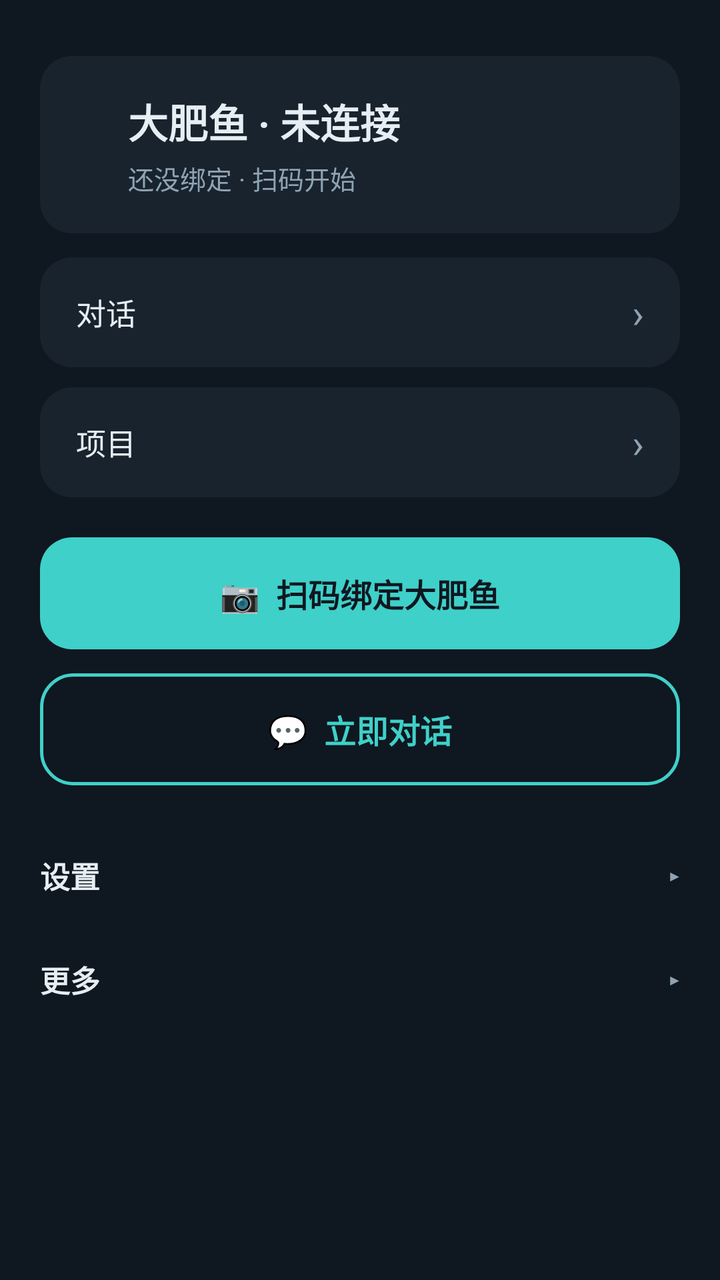
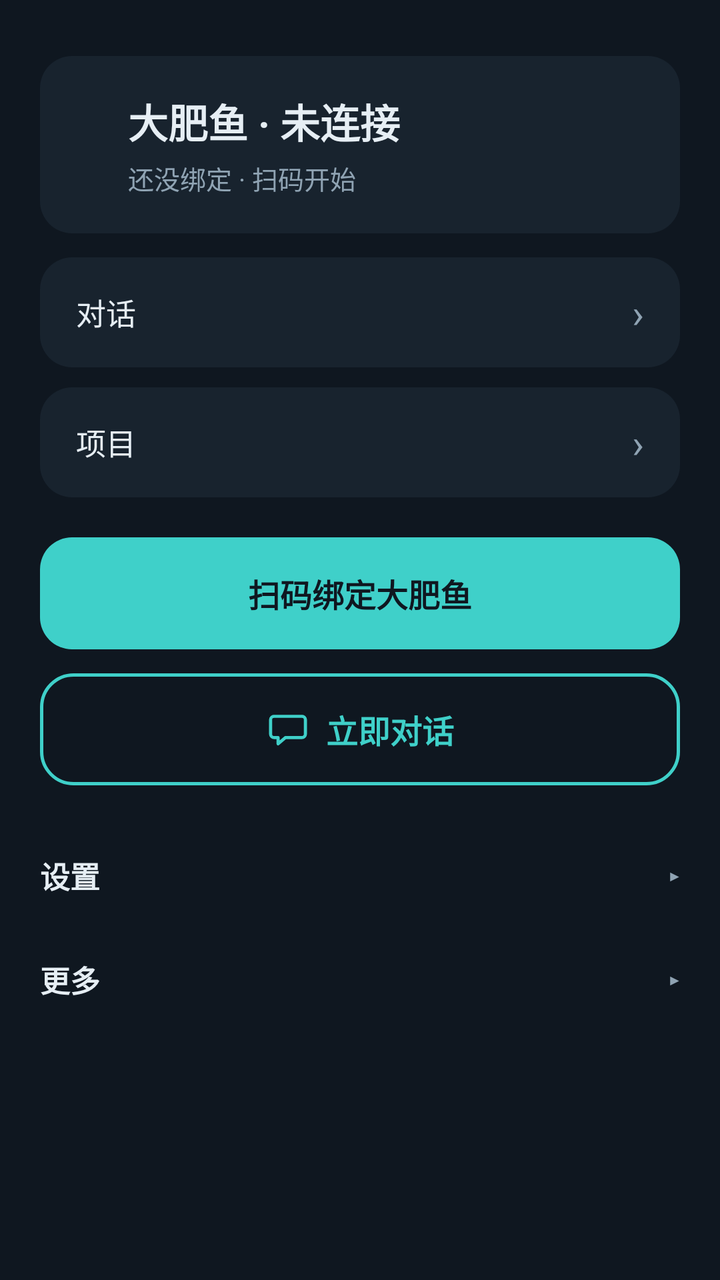

An Android layout rendered at two revisions. The XML below is the earlier revision; the diff shows what the commit changed to produce the second picture.
<!-- AndroidManifest.xml: application theme AppTheme -->
<!-- res/layout/activity_main.xml -->
<?xml version="1.0" encoding="utf-8"?>
<ScrollView xmlns:android="http://schemas.android.com/apk/res/android"
    android:id="@+id/rootScroll"
    android:layout_width="match_parent"
    android:layout_height="match_parent"
    android:background="@color/pet_bg"
    android:fillViewport="true">

    <LinearLayout
        android:layout_width="match_parent"
        android:layout_height="wrap_content"
        android:orientation="vertical"
        android:paddingStart="20dp"
        android:paddingTop="28dp"
        android:paddingEnd="20dp"
        android:paddingBottom="24dp">

        
        <LinearLayout
            android:layout_width="match_parent"
            android:layout_height="wrap_content"
            android:background="@drawable/bg_card"
            android:gravity="center_vertical"
            android:orientation="horizontal"
            android:padding="18dp">

            <View
                android:id="@+id/statusDot"
                android:layout_width="14dp"
                android:layout_height="14dp" />

            <LinearLayout
                android:layout_width="0dp"
                android:layout_height="wrap_content"
                android:layout_marginStart="12dp"
                android:layout_weight="1"
                android:orientation="vertical">

                <TextView
                    android:id="@+id/statusTitle"
                    android:layout_width="match_parent"
                    android:layout_height="wrap_content"
                    android:text="大肥鱼 · 未连接"
                    android:textColor="@color/pet_text"
                    android:textSize="20sp"
                    android:textStyle="bold" />

                <TextView
                    android:id="@+id/statusHost"
                    android:layout_width="match_parent"
                    android:layout_height="wrap_content"
                    android:layout_marginTop="4dp"
                    android:text="还没绑定 · 扫码开始"
                    android:textColor="@color/pet_text_dim"
                    android:textSize="13sp" />

                <TextView
                    android:id="@+id/statusProject"
                    android:layout_width="match_parent"
                    android:layout_height="wrap_content"
                    android:layout_marginTop="2dp"
                    android:textColor="@color/pet_accent"
                    android:textSize="13sp"
                    android:visibility="gone" />
            </LinearLayout>
        </LinearLayout>

        
        <LinearLayout
            android:id="@+id/historyRow"
            android:layout_width="match_parent"
            android:layout_height="wrap_content"
            android:layout_marginTop="12dp"
            android:background="@drawable/bg_card"
            android:clickable="true"
            android:focusable="true"
            android:gravity="center_vertical"
            android:orientation="horizontal"
            android:paddingStart="18dp"
            android:paddingTop="14dp"
            android:paddingEnd="18dp"
            android:paddingBottom="14dp">

            <TextView
                android:layout_width="0dp"
                android:layout_height="wrap_content"
                android:layout_weight="1"
                android:text="对话"
                android:textColor="@color/pet_text"
                android:textSize="15sp" />

            <TextView
                android:id="@+id/historyCount"
                android:layout_width="wrap_content"
                android:layout_height="wrap_content"
                android:layout_marginEnd="6dp"
                android:textColor="@color/pet_hint"
                android:textSize="13sp" />

            <TextView
                android:layout_width="wrap_content"
                android:layout_height="wrap_content"
                android:text="\u203a"
                android:textColor="@color/pet_text_dim"
                android:textSize="20sp" />
        </LinearLayout>

        
        <LinearLayout
            android:id="@+id/projectsRow"
            android:layout_width="match_parent"
            android:layout_height="wrap_content"
            android:layout_marginTop="10dp"
            android:background="@drawable/bg_card"
            android:clickable="true"
            android:focusable="true"
            android:gravity="center_vertical"
            android:orientation="horizontal"
            android:paddingStart="18dp"
            android:paddingTop="14dp"
            android:paddingEnd="18dp"
            android:paddingBottom="14dp">

            <TextView
                android:layout_width="0dp"
                android:layout_height="wrap_content"
                android:layout_weight="1"
                android:text="项目"
                android:textColor="@color/pet_text"
                android:textSize="15sp" />

            <TextView
                android:layout_width="wrap_content"
                android:layout_height="wrap_content"
                android:text="\u203a"
                android:textColor="@color/pet_text_dim"
                android:textSize="20sp" />
        </LinearLayout>

        <LinearLayout
            android:id="@+id/permBox"
            android:visibility="gone"
            android:layout_width="match_parent"
            android:layout_height="wrap_content"
            android:layout_marginTop="14dp"
            android:background="@drawable/bg_card"
            android:orientation="vertical">

            <TextView
            android:id="@+id/permOverlay"
            android:layout_width="match_parent"
            android:layout_height="wrap_content"
            android:clickable="true"
            android:focusable="true"
            android:padding="14dp"
            android:text="开启悬浮窗权限"
            android:textColor="@color/pet_text"
            android:textSize="13sp" />

            <TextView
            android:id="@+id/permMic"
            android:layout_width="match_parent"
            android:layout_height="wrap_content"
            android:clickable="true"
            android:focusable="true"
            android:padding="14dp"
            android:text="开启麦克风权限"
            android:textColor="@color/pet_text"
            android:textSize="13sp" />
        </LinearLayout>

        
        <Button
            android:id="@+id/scanBtn"
            android:layout_width="match_parent"
            android:layout_height="wrap_content"
                android:minHeight="56dp"
            android:layout_marginTop="20dp"
            android:background="@drawable/bg_btn_primary"
            android:stateListAnimator="@null"
            android:text="📷  扫码绑定大肥鱼"
            android:textAllCaps="false"
            android:textColor="@color/pet_bg"
            android:textSize="16sp"
            android:textStyle="bold" />

        <Button
            android:id="@+id/launchBtn"
            android:layout_width="match_parent"
            android:layout_height="wrap_content"
                android:minHeight="56dp"
            android:layout_marginTop="12dp"
            android:background="@drawable/bg_btn_outline"
            android:stateListAnimator="@null"
            android:text="💬  立即对话"
            android:textAllCaps="false"
            android:textColor="@color/pet_accent"
            android:textSize="16sp"
            android:textStyle="bold" />

        
        <LinearLayout
            android:id="@+id/settingsHeader"
            android:layout_width="match_parent"
            android:layout_height="wrap_content"
            android:layout_marginTop="22dp"
            android:clickable="true"
            android:focusable="true"
            android:gravity="center_vertical"
            android:orientation="horizontal"
            android:paddingTop="12dp"
            android:paddingBottom="12dp">

            <TextView
                android:layout_width="0dp"
                android:layout_height="wrap_content"
                android:layout_weight="1"
                android:text="设置"
                android:textColor="@color/pet_text"
                android:textSize="15sp"
                android:textStyle="bold" />

            <TextView
                android:id="@+id/settingsArrow"
                android:layout_width="wrap_content"
                android:layout_height="wrap_content"
                android:text="▸"
                android:textColor="@color/pet_text_dim"
                android:textSize="15sp" />
        </LinearLayout>

        <LinearLayout
            android:id="@+id/settingsBody"
            android:layout_width="match_parent"
            android:layout_height="wrap_content"
            android:orientation="vertical"
            android:visibility="gone">

            <TextView
                android:layout_width="match_parent"
                android:layout_height="wrap_content"
                android:text="音色"
                android:textColor="@color/pet_text_dim"
                android:textSize="13sp" />

            <Spinner
                android:id="@+id/presetSpinner"
                android:layout_width="match_parent"
                android:layout_height="wrap_content"
                android:minHeight="48dp"
                android:layout_marginTop="6dp"
                android:background="@drawable/bg_input"
                android:paddingStart="12dp"
                android:paddingEnd="12dp" />

            <TextView
                android:layout_width="match_parent"
                android:layout_height="wrap_content"
                android:layout_marginTop="14dp"
                android:text="称呼"
                android:textColor="@color/pet_text_dim"
                android:textSize="13sp" />

            <EditText
                android:id="@+id/wakeNameInput"
                android:layout_width="match_parent"
                android:layout_height="wrap_content"
                android:minHeight="48dp"
                android:layout_marginTop="6dp"
                android:background="@drawable/bg_input"
                android:hint="大肥鱼"
                android:inputType="textPersonName"
                android:maxLength="4"
                android:maxLines="1"
                android:paddingStart="12dp"
                android:paddingEnd="12dp"
                android:textColor="@color/pet_text"
                android:textColorHint="@color/pet_hint"
                android:textSize="14sp" />

            <TextView
                android:layout_width="match_parent"
                android:layout_height="wrap_content"
                android:layout_marginTop="14dp"
                android:text="精灵大小"
                android:textColor="@color/pet_text_dim"
                android:textSize="13sp" />

            <Spinner
                android:id="@+id/spriteSpinner"
                android:layout_width="match_parent"
                android:layout_height="wrap_content"
                android:minHeight="48dp"
                android:layout_marginTop="6dp"
                android:background="@drawable/bg_input"
                android:paddingStart="12dp"
                android:paddingEnd="12dp" />

            <TextView
                android:layout_width="match_parent"
                android:layout_height="wrap_content"
                android:layout_marginTop="14dp"
                android:text="形象"
                android:textColor="@color/pet_text_dim"
                android:textSize="13sp" />

            <Spinner
                android:id="@+id/outfitSpinner"
                android:layout_width="match_parent"
                android:layout_height="wrap_content"
                android:minHeight="48dp"
                android:layout_marginTop="6dp"
                android:background="@drawable/bg_input"
                android:paddingStart="12dp"
                android:paddingEnd="12dp" />

            <LinearLayout
                android:id="@+id/displayModeRow"
                android:layout_width="match_parent"
                android:layout_height="wrap_content"
                android:layout_marginTop="14dp"
                android:background="@drawable/bg_input"
                android:clickable="true"
                android:focusable="true"
                android:orientation="vertical"
                android:paddingStart="12dp"
                android:paddingTop="10dp"
                android:paddingEnd="12dp"
                android:paddingBottom="10dp">

                <TextView
                    android:layout_width="match_parent"
                    android:layout_height="wrap_content"
                    android:text="显示方式"
                    android:textColor="@color/pet_text"
                    android:textSize="14sp" />

                <TextView
                    android:id="@+id/displayModeValue"
                    android:layout_width="match_parent"
                    android:layout_height="wrap_content"
                    android:layout_marginTop="2dp"
                    android:textColor="@color/pet_hint"
                    android:textSize="12sp" />
            </LinearLayout>

            <TextView
                android:layout_width="match_parent"
                android:layout_height="wrap_content"
                android:layout_marginTop="14dp"
                android:text="电脑地址"
                android:textColor="@color/pet_text_dim"
                android:textSize="13sp" />

            <EditText
                android:id="@+id/hostInput"
                android:layout_width="match_parent"
                android:layout_height="wrap_content"
                android:minHeight="48dp"
                android:layout_marginTop="6dp"
                android:background="@drawable/bg_input"
                android:hint="https://电脑地址:8443/"
                android:inputType="textUri"
                android:maxLines="1"
                android:paddingStart="12dp"
                android:paddingEnd="12dp"
                android:textColor="@color/pet_text"
                android:textColorHint="@color/pet_hint"
                android:textSize="13sp" />

            <TextView
                android:layout_width="match_parent"
                android:layout_height="wrap_content"
                android:layout_marginTop="4dp"
                android:text=""
                android:visibility="gone"
                android:textColor="@color/pet_hint"
                android:textSize="13sp" />

            <CheckBox
                android:id="@+id/wakeCheck"
                android:layout_width="match_parent"
                android:layout_height="wrap_content"
                android:layout_marginTop="8dp"
                android:buttonTint="@color/pet_accent"
                android:text="常听唤醒（叫名字就应）"
                android:textColor="@color/pet_text"
                android:textSize="13sp" />

            <TextView
                android:id="@+id/wakeHint"
                android:layout_width="match_parent"
                android:layout_height="wrap_content"
                android:layout_marginTop="2dp"
                android:layout_marginStart="12dp"
                android:text=""
                android:visibility="gone"
                android:textColor="@color/pet_hint"
                android:textSize="12sp" />


            <Button
                android:id="@+id/saveBtn"
                android:layout_width="match_parent"
                android:layout_height="wrap_content"
                android:minHeight="48dp"
                android:layout_marginTop="12dp"
                android:background="@drawable/bg_btn_primary"
                android:stateListAnimator="@null"
                android:text="保存设置"
                android:textAllCaps="false"
                android:textColor="@color/pet_bg"
                android:textSize="14sp"
                android:textStyle="bold" />
        </LinearLayout>

        
        <LinearLayout
            android:id="@+id/moreHeader"
            android:layout_width="match_parent"
            android:layout_height="wrap_content"
            android:layout_marginTop="6dp"
            android:clickable="true"
            android:focusable="true"
            android:gravity="center_vertical"
            android:orientation="horizontal"
            android:paddingTop="12dp"
            android:paddingBottom="12dp">

            <TextView
                android:layout_width="0dp"
                android:layout_height="wrap_content"
                android:layout_weight="1"
                android:text="更多"
                android:textColor="@color/pet_text"
                android:textSize="15sp"
                android:textStyle="bold" />

            <TextView
                android:id="@+id/moreArrow"
                android:layout_width="wrap_content"
                android:layout_height="wrap_content"
                android:text="▸"
                android:textColor="@color/pet_text_dim"
                android:textSize="15sp" />
        </LinearLayout>

        <LinearLayout
            android:id="@+id/moreBody"
            android:layout_width="match_parent"
            android:layout_height="wrap_content"
            android:orientation="vertical"
            android:visibility="gone">

                        

            

            <CheckBox
                android:id="@+id/autoStartCheck"
                android:layout_width="match_parent"
                android:layout_height="wrap_content"
                android:layout_marginTop="8dp"
                android:buttonTint="@color/pet_accent"
                android:text="开机自启"
                android:textColor="@color/pet_text"
                android:textSize="13sp" />

            <CheckBox
                android:id="@+id/bubbleCheck"
                android:layout_width="match_parent"
                android:layout_height="wrap_content"
                android:buttonTint="@color/pet_accent"
                android:text="气泡"
                android:textColor="@color/pet_text"
                android:textSize="13sp" />

            <Button
                android:id="@+id/permBtn"
                android:layout_width="match_parent"
                android:layout_height="wrap_content"
                android:layout_marginTop="8dp"
                android:minHeight="44dp"
                android:background="@drawable/bg_btn_ghost"
                android:stateListAnimator="@null"
                android:text="去授权"
                android:textAllCaps="false"
                android:textColor="@color/pet_accent"
                android:textSize="13sp" />

            <Button
                android:id="@+id/stopBtn"
                android:layout_width="match_parent"
                android:layout_height="wrap_content"
                android:minHeight="44dp"
                android:layout_marginTop="8dp"
                android:background="@drawable/bg_btn_ghost"
                android:stateListAnimator="@null"
                android:text="退出"
                android:textAllCaps="false"
                android:textColor="@color/pet_text_dim"
                android:textSize="13sp" />

            

            <Button
                android:id="@+id/diagBtn"
                android:layout_width="match_parent"
                android:layout_height="wrap_content"
                android:minHeight="44dp"
                android:layout_marginTop="8dp"
                android:background="@drawable/bg_btn_ghost"
                android:stateListAnimator="@null"
                android:text="诊断"
                android:textAllCaps="false"
                android:textColor="@color/pet_accent"
                android:textSize="13sp" />

            <Button
                android:id="@+id/checkUpdateBtn"
                android:layout_width="match_parent"
                android:layout_height="wrap_content"
                android:minHeight="44dp"
                android:layout_marginTop="8dp"
                android:background="@drawable/bg_btn_ghost"
                android:stateListAnimator="@null"
                android:text="检查更新"
                android:textAllCaps="false"
                android:textColor="@color/pet_accent"
                android:textSize="13sp" />

            <TextView
                android:id="@+id/updateState"
                android:layout_width="match_parent"
                android:layout_height="wrap_content"
                android:layout_marginTop="6dp"
                android:textColor="@color/pet_hint"
                android:textSize="12sp" />


            <LinearLayout
                android:id="@+id/updateRow"
                android:layout_width="match_parent"
                android:layout_height="wrap_content"
                android:layout_marginTop="8dp"
                android:background="@drawable/bg_btn_outline"
                android:gravity="center_vertical"
                android:orientation="horizontal"
                android:padding="12dp"
                android:visibility="gone">

                <TextView
                    android:id="@+id/updateRowText"
                    android:layout_width="0dp"
                    android:layout_height="wrap_content"
                    android:layout_weight="1"
                    android:text="有新版本"
                    android:textColor="@color/pet_accent"
                    android:textSize="13sp" />

                <TextView
                    android:layout_width="wrap_content"
                    android:layout_height="wrap_content"
                    android:text="\u203a"
                    android:textColor="@color/pet_accent"
                    android:textSize="16sp" />
            </LinearLayout>


            <TextView
                android:id="@+id/report"
                android:layout_width="match_parent"
                android:layout_height="wrap_content"
                android:layout_marginTop="14dp"
                android:background="@drawable/bg_card"
                android:padding="12dp"
                android:textColor="@color/pet_text_dim"
                android:textIsSelectable="true"
                android:textSize="12sp"
                android:visibility="gone" />
        </LinearLayout>

    </LinearLayout>
</ScrollView>
<!-- resources referenced by this layout -->
<resources>
  <color name="pet_accent">#3FD0C9</color>
  <color name="pet_bg">#0F1720</color>
  <color name="pet_hint">#6B7C8C</color>
  <color name="pet_text">#E6EEF4</color>
  <color name="pet_text_dim">#8FA3B3</color>
  <!-- drawable bg_btn_ghost (drawable) -->
  <?xml version="1.0" encoding="utf-8"?>
  <ripple xmlns:android="http://schemas.android.com/apk/res/android"
      android:color="#33FFFFFF">
      <item>
          <shape android:shape="rectangle">
              <corners android:radius="12dp" />
              <solid android:color="@color/pet_hint_bg" />
          </shape>
      </item>
  </ripple>
  <!-- drawable bg_btn_outline (drawable) -->
  <?xml version="1.0" encoding="utf-8"?>
  <ripple xmlns:android="http://schemas.android.com/apk/res/android"
      android:color="#333FD0C9">
      <item>
          <shape android:shape="rectangle">
              <corners android:radius="16dp" />
              <solid android:color="@color/pet_bg" />
              <stroke
                  android:width="1.5dp"
                  android:color="@color/pet_accent" />
          </shape>
      </item>
  </ripple>
  <!-- drawable bg_btn_primary (drawable) -->
  <?xml version="1.0" encoding="utf-8"?>
  <ripple xmlns:android="http://schemas.android.com/apk/res/android"
      android:color="#4DFFFFFF">
      <item>
          <shape android:shape="rectangle">
              <corners android:radius="16dp" />
              <solid android:color="@color/pet_accent" />
          </shape>
      </item>
  </ripple>
  <!-- drawable bg_card (drawable) -->
  <?xml version="1.0" encoding="utf-8"?>
  <shape xmlns:android="http://schemas.android.com/apk/res/android"
      android:shape="rectangle">
      <corners android:radius="16dp" />
      <solid android:color="@color/pet_surface" />
  </shape>
  <!-- drawable bg_input (drawable) -->
  <?xml version="1.0" encoding="utf-8"?>
  <shape xmlns:android="http://schemas.android.com/apk/res/android"
      android:shape="rectangle">
      <corners android:radius="10dp" />
      <solid android:color="@color/pet_bg" />
      <stroke
          android:width="1dp"
          android:color="@color/pet_line" />
  </shape>
  <style name="AppTheme" parent="@android:style/Theme.Material.NoActionBar">
          <item name="android:windowBackground">#06131F</item>
          <item name="android:colorAccent">#7ADAFF</item>
          <item name="android:statusBarColor">#06131F</item>
          <item name="android:navigationBarColor">#06131F</item>
      </style>
  <color name="pet_hint_bg">#22303D</color>
  <color name="pet_surface">#18232E</color>
  <color name="pet_line">#2C3B49</color>
</resources>

<!-- the commit's change to res/layout/activity_main.xml (unified diff, before → after) -->
@@ -178,25 +178,42 @@
             android:layout_marginTop="20dp"
             android:background="@drawable/bg_btn_primary"
             android:stateListAnimator="@null"
-            android:text="📷  扫码绑定大肥鱼"
+            android:text="扫码绑定大肥鱼"
             android:textAllCaps="false"
             android:textColor="@color/pet_bg"
             android:textSize="16sp"
             android:textStyle="bold" />
 
-        <Button
+        <LinearLayout
             android:id="@+id/launchBtn"
             android:layout_width="match_parent"
             android:layout_height="wrap_content"
-                android:minHeight="56dp"
             android:layout_marginTop="12dp"
             android:background="@drawable/bg_btn_outline"
-            android:stateListAnimator="@null"
-            android:text="💬  立即对话"
-            android:textAllCaps="false"
-            android:textColor="@color/pet_accent"
-            android:textSize="16sp"
-            android:textStyle="bold" />
+            android:clickable="true"
+            android:focusable="true"
+            android:gravity="center"
+            android:minHeight="56dp"
+            android:orientation="horizontal"
+            android:paddingLeft="18dp"
+            android:paddingRight="18dp">
+
+            <ImageView
+                android:layout_width="22dp"
+                android:layout_height="22dp"
+                android:contentDescription="@null"
+                android:src="@drawable/ic_chat"
+                android:tint="@color/pet_accent" />
+
+            <TextView
+                android:layout_width="wrap_content"
+                android:layout_height="wrap_content"
+                android:layout_marginStart="8dp"
+                android:text="立即对话"
+                android:textColor="@color/pet_accent"
+                android:textSize="16sp"
+                android:textStyle="bold" />
+        </LinearLayout>
 
         
         <LinearLayout
@@ -517,6 +534,19 @@
                 android:textSize="13sp" />
 
             <Button
+                android:id="@+id/scanAgainBtn"
+                android:layout_width="match_parent"
+                android:layout_height="wrap_content"
+                android:layout_marginTop="8dp"
+                android:background="@drawable/bg_btn_ghost"
+                android:minHeight="44dp"
+                android:stateListAnimator="@null"
+                android:text="重新扫码"
+                android:textAllCaps="false"
+                android:textColor="@color/pet_accent"
+                android:textSize="13sp" />
+
+            <Button
                 android:id="@+id/checkUpdateBtn"
                 android:layout_width="match_parent"
                 android:layout_height="wrap_content"
<!-- resource entries referenced after the edit -->
@@ -58,6 +58,21 @@
           android:width="1dp"
           android:color="@color/pet_line" />
   </shape>
+  <!-- drawable ic_chat (drawable) -->
+  <?xml version="1.0" encoding="utf-8"?>
+  <vector xmlns:android="http://schemas.android.com/apk/res/android"
+      android:width="22dp"
+      android:height="22dp"
+      android:viewportWidth="24"
+      android:viewportHeight="24">
+      <path
+          android:fillColor="#00000000"
+          android:pathData="M4.4,4.9L19.6,4.9A1.9,1.9 0 0 1 21.5,6.8L21.5,14.6A1.9,1.9 0 0 1 19.6,16.5L10.6,16.5L6.6,19.9L6.6,16.5L4.4,16.5A1.9,1.9 0 0 1 2.5,14.6L2.5,6.8A1.9,1.9 0 0 1 4.4,4.9Z"
+          android:strokeColor="#FF000000"
+          android:strokeLineCap="round"
+          android:strokeLineJoin="round"
+          android:strokeWidth="1.7" />
+  </vector>
   <style name="AppTheme" parent="@android:style/Theme.Material.NoActionBar">
           <item name="android:windowBackground">#06131F</item>
           <item name="android:colorAccent">#7ADAFF</item>
